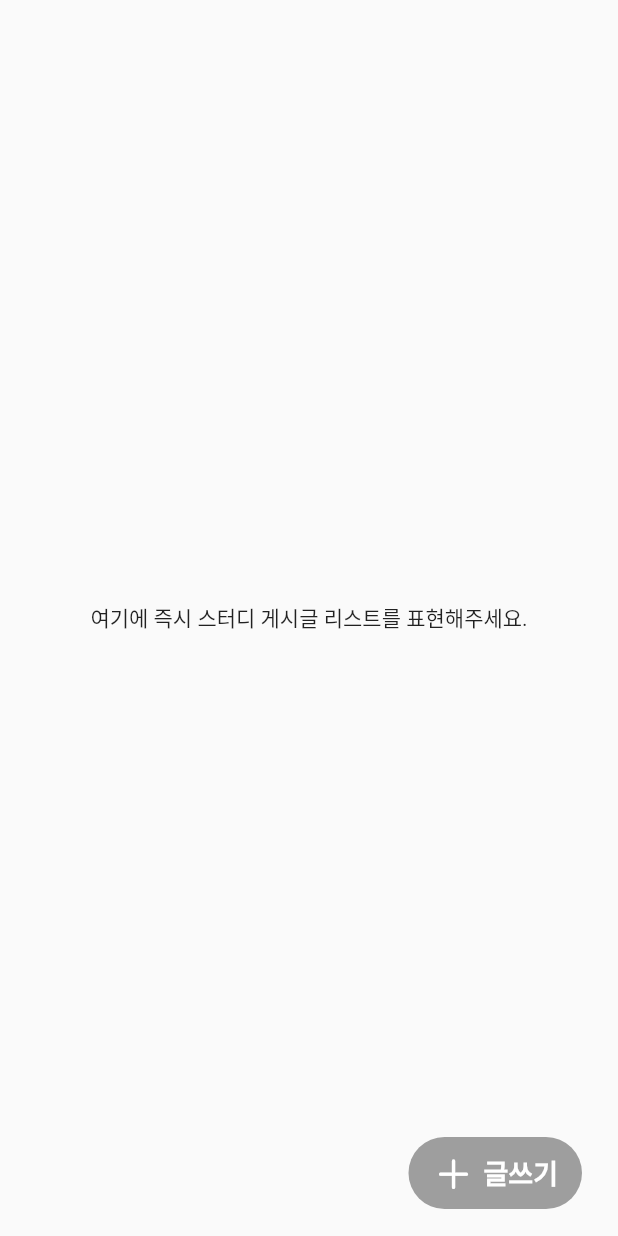
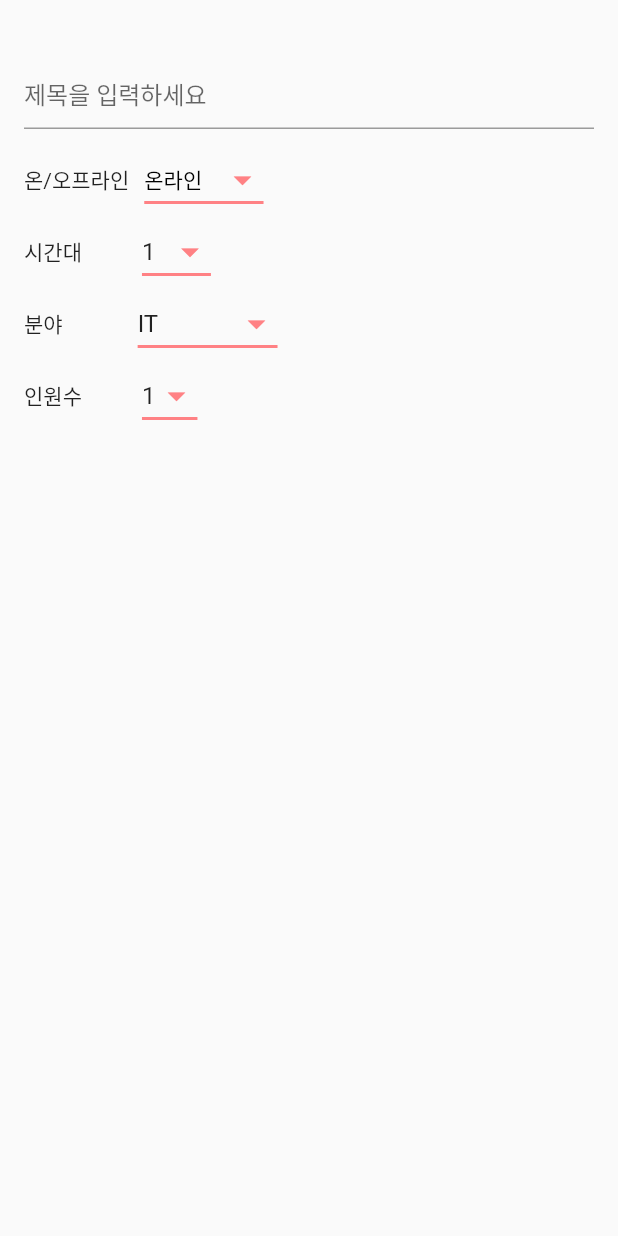
Before and after one commit to SeongjinOliver/STUDY_TOGETHER, a Flutter app: the ImmediatelyStudyPage screen opened directly, after a tap on "글쓰기", on a phone screen of 412 x 824 dp. Run offline on Flutter 3.47's test engine with Material 2 defaults, Android fonts, the phone set to English and light mode, and no system bars; our stand-ins replace introduction_screen; network calls fail.

Commit message:
글쓰기 페이지 제목 및 필터 추가

```diff
--- /dev/null
+++ b/lib/config/studyTogetherColors.dart
@@ -0,0 +1,8 @@
+import 'dart:ui';
+
+class StudyTogetherColors {
+  static const Color color1 = Color.fromARGB(255, 255, 75, 80);
+  static const Color color2 = Color.fromARGB(255, 233, 11, 115);
+  static const Color color3 = Color.fromARGB(255, 196, 5, 147);
+  static const Color color4 = Color.fromARGB(255, 255, 129, 132);
+}
--- a/lib/pages/immediatelyStudyPage.dart
+++ b/lib/pages/immediatelyStudyPage.dart
@@ -1,5 +1,7 @@
 import 'package:flutter/cupertino.dart';
 import 'package:flutter/material.dart';
+
+import 'makeRoomPage.dart';
 
 class ImmediatelyStudyPage extends StatelessWidget {
   const ImmediatelyStudyPage({Key? key}) : super(key: key);
@@ -16,7 +18,12 @@ class ImmediatelyStudyPage extends StatelessWidget {
             bottom: 18,
             right: 24,
             child: GestureDetector(
-              onTap: () => print("글쓰기"),
+              onTap: () => {
+                Navigator.push(
+                  context,
+                  MaterialPageRoute(builder: (context) => MakeRoomPage()),
+                ),
+              },
               child: Container(
                 padding: EdgeInsets.symmetric(
                   horizontal: 16,
--- /dev/null
+++ b/lib/pages/makeRoomPage.dart
@@ -0,0 +1,184 @@
+import 'package:flutter/material.dart';
+
+import '../config/studyTogetherColors.dart';
+
+class MakeRoomPage extends StatefulWidget {
+  const MakeRoomPage({Key? key}) : super(key: key);
+
+  @override
+  State<MakeRoomPage> createState() => _MakeRoomPageState();
+}
+
+class _MakeRoomPageState extends State<MakeRoomPage> {
+  String onOffLineDropdownValue = '온라인';
+  String timeDropdownValue = '1';
+  String fieldDropdownValue = 'IT';
+  String memberCountDropdownValue = '1';
+  TextEditingController titleController = TextEditingController();
+  @override
+  Widget build(BuildContext context) {
+    return Scaffold(
+      body: SafeArea(
+        child: Padding(
+          padding: EdgeInsets.symmetric(vertical: 8, horizontal: 16),
+          child: Column(
+            mainAxisAlignment: MainAxisAlignment.start,
+            crossAxisAlignment: CrossAxisAlignment.start,
+            children: [
+              SizedBox(
+                height: 30,
+              ),
+              // Text(
+              //   "제목",
+              // ),
+              TextField(
+                controller: titleController,
+                decoration: InputDecoration(
+                  hintText: "제목을 입력하세요",
+                  focusedBorder: UnderlineInputBorder(
+                    borderSide: BorderSide(color: StudyTogetherColors.color4),
+                  ),
+                ),
+              ),
+              SizedBox(height: 10),
+              Row(
+                children: [
+                  Text(
+                    "온/오프라인",
+                  ),
+                  SizedBox(width: 10),
+                  DropdownButton(
+                    value: onOffLineDropdownValue,
+                    items: <String>['온라인', '오프라인']
+                        .map<DropdownMenuItem<String>>((String value) {
+                      return DropdownMenuItem<String>(
+                        value: value,
+                        child: Text(value),
+                      );
+                    }).toList(),
+                    onChanged: (String? newValue) {
+                      setState(() {
+                        onOffLineDropdownValue = newValue!;
+                      });
+                    },
+                    elevation: 16,
+                    style: const TextStyle(
+                      color: Colors.black,
+                    ),
+                    underline: Container(
+                      height: 2,
+                      color: StudyTogetherColors.color4,
+                    ),
+                    iconSize: 28,
+                    iconEnabledColor: StudyTogetherColors.color4,
+                  ),
+                ],
+              ),
+              Row(
+                children: [
+                  Text(
+                    "시간대",
+                  ),
+                  SizedBox(width: 40),
+                  DropdownButton(
+                    value: timeDropdownValue,
+                    items: <String>[
+                      '1',
+                      '2',
+                      '3',
+                      '4',
+                      '5',
+                      '6',
+                      '7',
+                      '8',
+                      '9',
+                      '10',
+                      '11',
+                      '12'
+                    ].map<DropdownMenuItem<String>>((String value) {
+                      return DropdownMenuItem<String>(
+                        value: value,
+                        child: Text(value),
+                      );
+                    }).toList(),
+                    onChanged: (String? newValue) {
+                      setState(() {
+                        timeDropdownValue = newValue!;
+                      });
+                    },
+                    underline: Container(
+                      height: 2,
+                      color: StudyTogetherColors.color4,
+                    ),
+                    iconSize: 28,
+                    iconEnabledColor: StudyTogetherColors.color4,
+                  ),
+                ],
+              ),
+              Row(
+                children: [
+                  Text(
+                    "분야",
+                  ),
+                  SizedBox(width: 50),
+                  DropdownButton(
+                    value: fieldDropdownValue,
+                    items: <String>['ENGLISH', 'IT']
+                        .map<DropdownMenuItem<String>>((String value) {
+                      return DropdownMenuItem<String>(
+                        value: value,
+                        child: Text(value),
+                      );
+                    }).toList(),
+                    onChanged: (String? newValue) {
+                      setState(() {
+                        fieldDropdownValue = newValue!;
+                      });
+                    },
+                    underline: Container(
+                      height: 2,
+                      color: StudyTogetherColors.color4,
+                    ),
+                    iconSize: 28,
+                    iconEnabledColor: StudyTogetherColors.color4,
+                  ),
+                ],
+              ),
+              Row(
+                children: [
+                  Text(
+                    "인원수",
+                  ),
+                  SizedBox(width: 40),
+                  DropdownButton(
+                    // elevation: 30,
+                    value: memberCountDropdownValue,
+                    items: <String>['1', '2']
+                        .map<DropdownMenuItem<String>>((String value) {
+                      return DropdownMenuItem<String>(
+                        value: value,
+                        child: Text(value),
+                      );
+                    }).toList(),
+                    onChanged: (String? newValue) {
+                      setState(() {
+                        memberCountDropdownValue = newValue!;
+                      });
+                    },
+                    underline: Container(
+                      height: 2,
+                      color: StudyTogetherColors.color4,
+                    ),
+                    iconSize: 28,
+                    iconEnabledColor: StudyTogetherColors.color4,
+                  ),
+                ],
+              ),
+              // DropdownMenuItem(child: )
+            ],
+          ),
+        ),
+      ),
+    );
+  }
+}
--- a/lib/pages/regularStudyPage.dart
+++ b/lib/pages/regularStudyPage.dart
@@ -1,5 +1,6 @@
 import 'package:flutter/cupertino.dart';
 import 'package:flutter/material.dart';
+import 'package:study_together/pages/makeRoomPage.dart';
 
 class RegularStudyPage extends StatelessWidget {
   const RegularStudyPage({Key? key}) : super(key: key);
@@ -16,7 +17,12 @@ class RegularStudyPage extends StatelessWidget {
             bottom: 18,
             right: 24,
             child: GestureDetector(
-              onTap: () => print("글쓰기"),
+              onTap: () => {
+                Navigator.push(
+                  context,
+                  MaterialPageRoute(builder: (context) => MakeRoomPage()),
+                ),
+              },
               child: Container(
                 padding: EdgeInsets.symmetric(
                   horizontal: 16,
```
